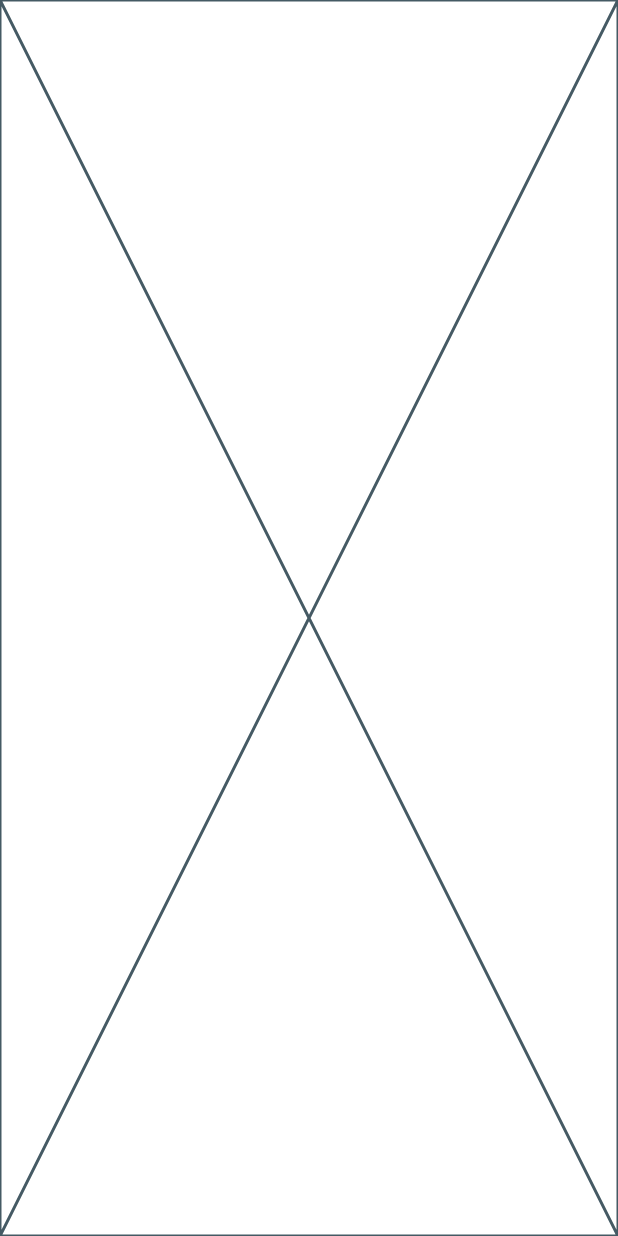
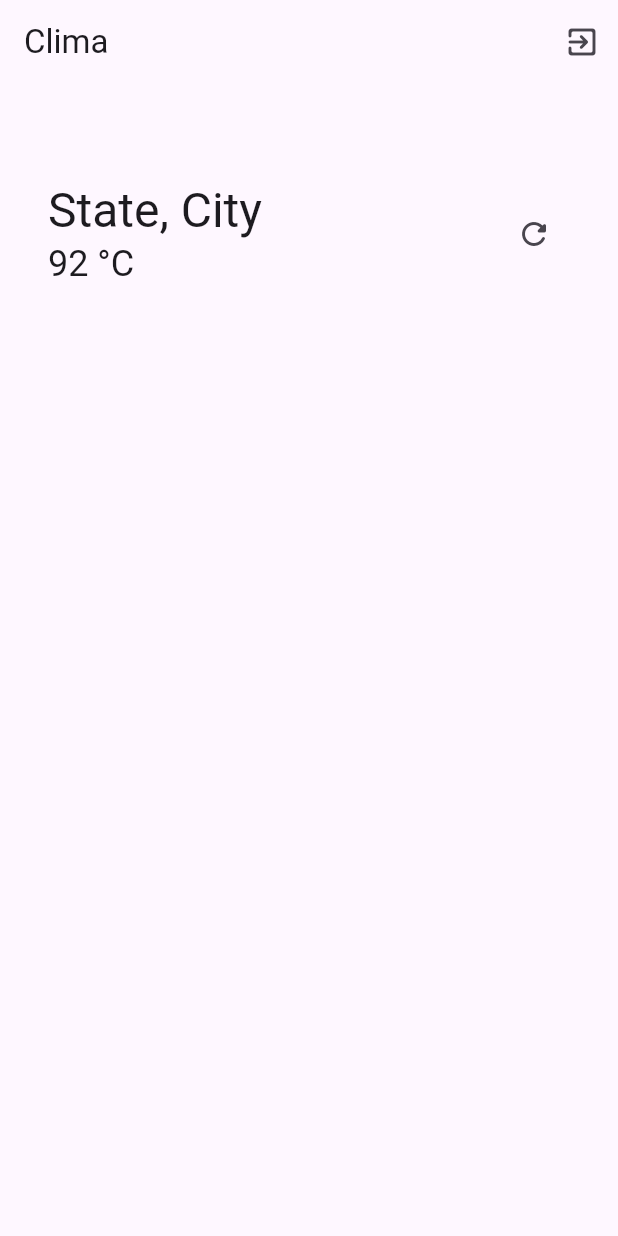
Before and after one commit to opaulovieira/weather_app, a Flutter app: the screen it shows after launch, on a phone screen of 412 x 824 dp. Run offline on Flutter 3.47's test engine with Material 3 defaults, Android fonts, the light colour scheme and no system bars; our stand-ins replace equatable, geolocator.

Commit message:
feat(weather): create minimal viable weather page

```diff
--- a/lib/weather/weather_view.dart
+++ b/lib/weather/weather_view.dart
@@ -1,10 +1,61 @@
-import 'package:flutter/widgets.dart';
+import 'package:flutter/material.dart';
 
 class WeatherView extends StatelessWidget {
   const WeatherView({super.key});
 
   @override
   Widget build(BuildContext context) {
-    return const Placeholder();
+    return Scaffold(
+      appBar: AppBar(
+        title: const Text("Clima"),
+        actions: [
+          IconButton(
+            onPressed: () {
+              // TODO(opaulovieira): logout
+            },
+            icon: const Icon(
+              Icons.exit_to_app_rounded,
+            ),
+          ),
+        ],
+      ),
+      body: Padding(
+        padding: const EdgeInsets.symmetric(
+          // TODO(opaulovieira): create class for constants
+          horizontal: 32.0,
+          vertical: 64.0,
+        ),
+        child: Row(
+          crossAxisAlignment: CrossAxisAlignment.center,
+          mainAxisAlignment: MainAxisAlignment.spaceBetween,
+          children: [
+            Column(
+              crossAxisAlignment: CrossAxisAlignment.start,
+              mainAxisSize: MainAxisSize.min,
+              children: [
+                Text(
+                  // TODO(opaulovieira): use variables for State and City
+                  "State, City",
+                  style: Theme.of(context).textTheme.headlineLarge,
+                ),
+                Text(
+                  // TODO(opaulovieira): use variables for Temperature
+                  "92 °C",
+                  style: Theme.of(context).textTheme.headlineSmall,
+                ),
+              ],
+            ),
+            IconButton(
+              onPressed: () {
+                // TODO(opaulovieira): fetch location and weather data
+              },
+              icon: const Icon(
+                Icons.refresh_rounded,
+              ),
+            ),
+          ],
+        ),
+      ),
+    );
   }
 }
```
